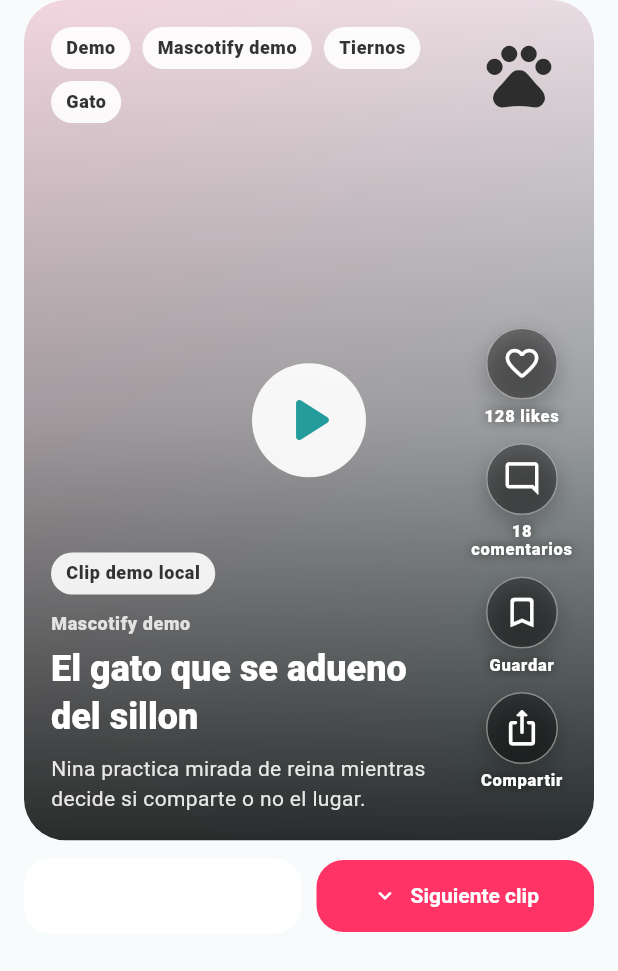
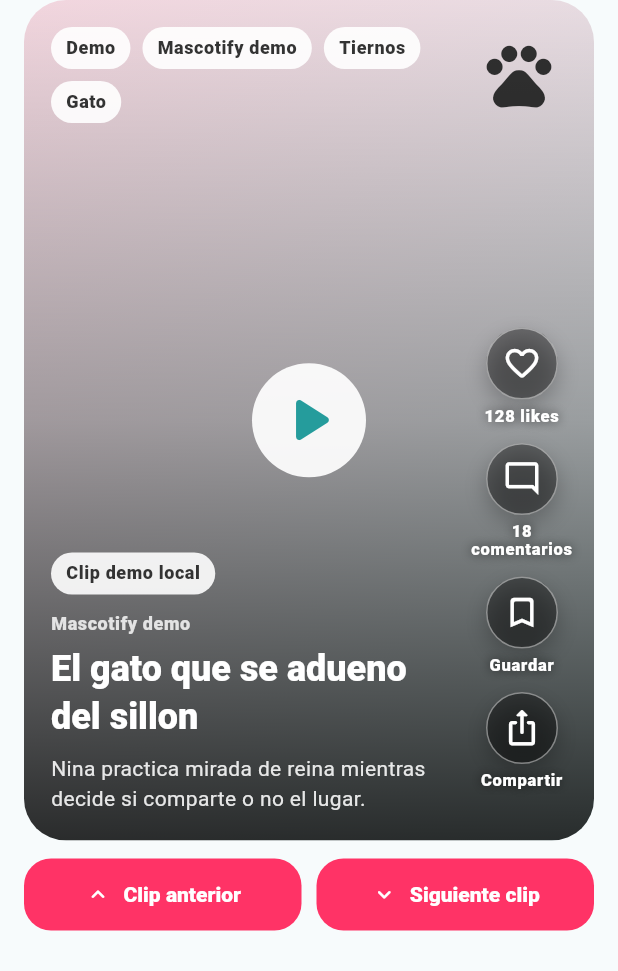
Before and after one commit to leantass/mascotify, a Flutter app: the _ViewerClipPage widget shown alone on an empty page, opened directly with sample values from the repository, on a phone screen of 412 x 824 dp. Shown: the top 971 px of the screen. Run offline on Flutter 3.47's test engine with Material 3 defaults, Android fonts, the phone set to English and light mode, and no system bars; our stand-ins replace file_picker, firebase_auth, firebase_core, google_sign_in, shared_preferences; accounts and stored records are empty.

Commit message:
Ajusta botones del visor de clips

```diff
--- a/lib/features/explore/presentation/screens/explore_clip_viewer_screen.dart
+++ b/lib/features/explore/presentation/screens/explore_clip_viewer_screen.dart
@@ -63,14 +63,14 @@ class _ExploreClipViewerScreenState extends State<ExploreClipViewerScreen> {
             padding: const EdgeInsets.fromLTRB(16, 10, 16, 10),
             child: Row(
               children: [
-                OutlinedButton.icon(
+                ElevatedButton.icon(
                   onPressed: _close,
                   icon: const Icon(Icons.arrow_back_rounded),
                   label: const Text('Volver a Clips'),
-                  style: OutlinedButton.styleFrom(
-                    foregroundColor: Colors.white,
-                    side: BorderSide(
-                      color: Colors.white.withValues(alpha: 0.58),
+                  style: _viewerNavigationButtonStyle(
+                    padding: const EdgeInsets.symmetric(
+                      horizontal: 14,
+                      vertical: 12,
                     ),
                   ),
                 ),
@@ -438,18 +438,11 @@ class _ViewerClipPage extends StatelessWidget {
           Row(
             children: [
               Expanded(
-                child: OutlinedButton.icon(
+                child: ElevatedButton.icon(
                   onPressed: onPrevious,
                   icon: const Icon(Icons.keyboard_arrow_up_rounded),
                   label: const Text('Clip anterior'),
-                  style: OutlinedButton.styleFrom(
-                    foregroundColor: Colors.white,
-                    side: BorderSide(
-                      color: Colors.white.withValues(
-                        alpha: isFirst ? 0.22 : 0.7,
-                      ),
-                    ),
-                  ),
+                  style: _viewerNavigationButtonStyle(),
                 ),
               ),
               const SizedBox(width: 10),
@@ -458,6 +451,7 @@ class _ViewerClipPage extends StatelessWidget {
                   onPressed: onNext,
                   icon: const Icon(Icons.keyboard_arrow_down_rounded),
                   label: const Text('Siguiente clip'),
+                  style: _viewerNavigationButtonStyle(),
                 ),
               ),
             ],
@@ -466,6 +460,20 @@ class _ViewerClipPage extends StatelessWidget {
       ),
     );
   }
+}
+
+ButtonStyle _viewerNavigationButtonStyle({EdgeInsetsGeometry? padding}) {
+  return ElevatedButton.styleFrom(
+    backgroundColor: AppColors.accent,
+    foregroundColor: Colors.white,
+    disabledBackgroundColor: AppColors.accent.withValues(alpha: 0.34),
+    disabledForegroundColor: Colors.white.withValues(alpha: 0.72),
+    elevation: 0,
+    padding:
+        padding ?? const EdgeInsets.symmetric(horizontal: 18, vertical: 15),
+    shape: RoundedRectangleBorder(borderRadius: BorderRadius.circular(18)),
+    textStyle: const TextStyle(fontWeight: FontWeight.w800),
+  );
 }
 
 class _ViewerPlaceholder extends StatelessWidget {
```
Also changed, not shown: 1 other file.
